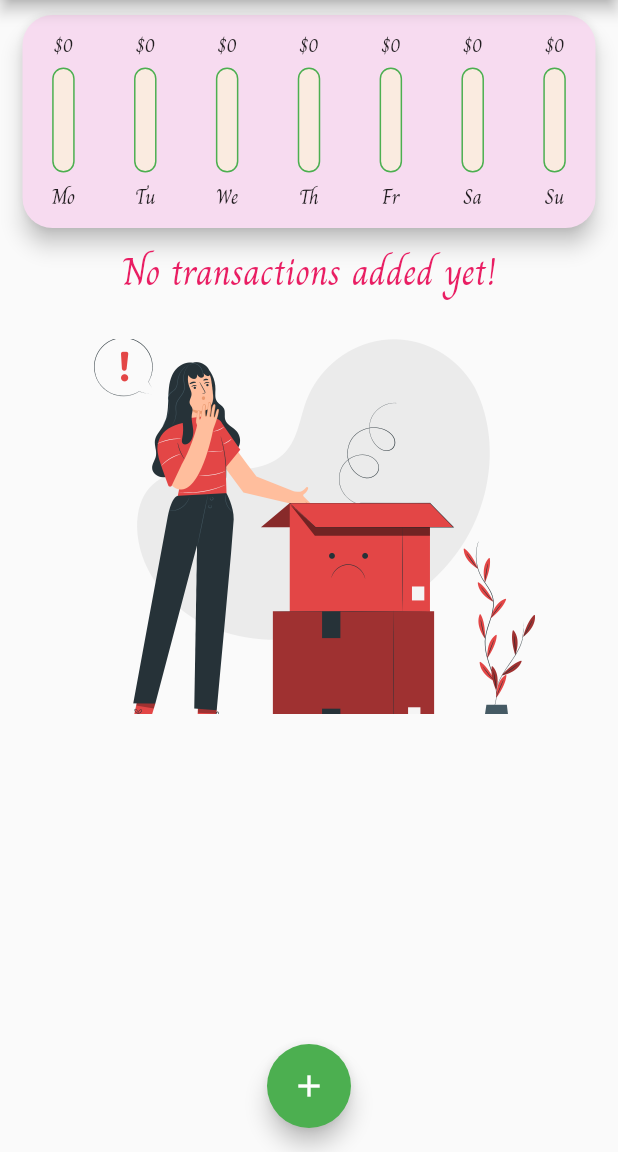
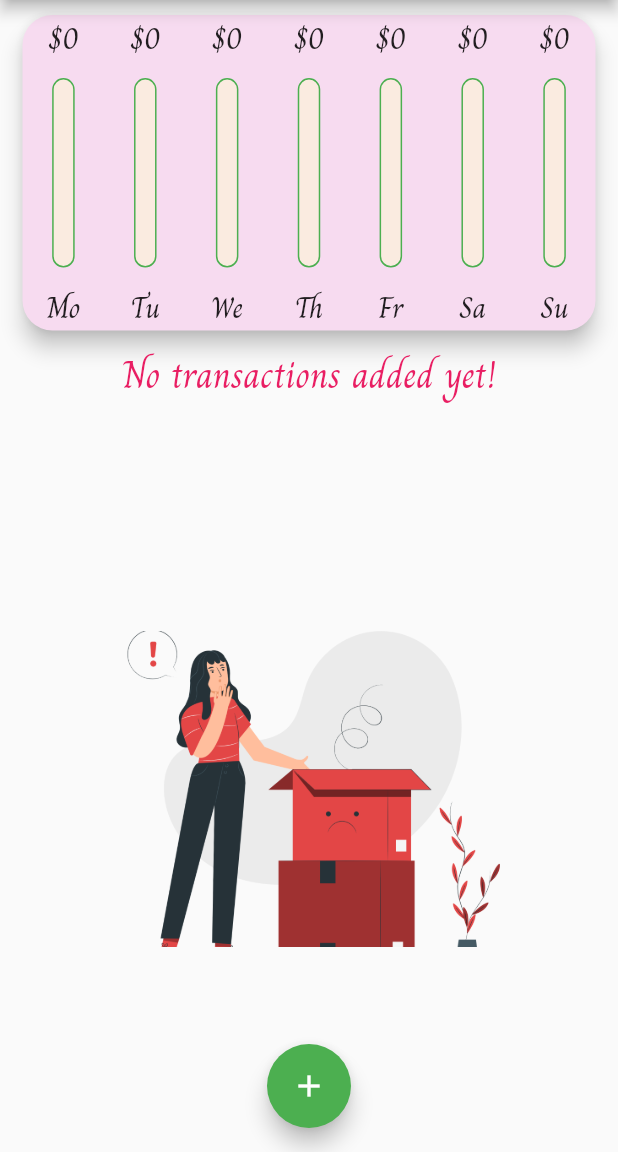
Before and after one commit to tangminhtin/fpersonal_expenses, a Flutter app: the screen it shows after launch, on a phone screen of 412 x 824 dp, the part 84-1236 px from its top. Run offline on Flutter 3.47's test engine with Material 2 defaults, Android fonts, the phone set to English and light mode, and no system bars.

Commit message:
responsive with material design

```diff
--- a/lib/main.dart
+++ b/lib/main.dart
@@ -1,10 +1,17 @@
+import 'dart:io';
 import 'package:flutter/material.dart';
 import '../models/transaction.dart';
 import '../widgets/new_transaction.dart';
 import '../widgets/transaction_list.dart';
 import '../widgets/chart.dart';
+// import 'package:flutter/services.dart';
 
 void main() {
+  // WidgetsFlutterBinding.ensureInitialized();
+  // SystemChrome.setPreferredOrientations([
+  //   DeviceOrientation.portraitUp,
+  //   DeviceOrientation.portraitDown,
+  // ]);
   runApp(MyApp());
 }
 
@@ -53,6 +60,7 @@ class MyHomePage extends StatefulWidget {
 
 class _MyHomePageState extends State<MyHomePage> {
   final List<Transaction> _transactions = [];
+  bool _showChart = false;
 
   List<Transaction> get _recentTransactions {
     return _transactions.where((t) {
@@ -102,8 +110,10 @@ class _MyHomePageState extends State<MyHomePage> {
 
   @override
   Widget build(BuildContext context) {
-    return Scaffold(
-      appBar: AppBar(
+    final mediaQuery = MediaQuery.of(context);
+    final isLandscape = mediaQuery.orientation == Orientation.landscape;
+
+    final appBar = AppBar(
       title: Text('Personal Expenses'),
       actions: [
         IconButton(
@@ -113,21 +123,71 @@ class _MyHomePageState extends State<MyHomePage> {
           ),
         )
       ],
-      ),
+    );
+
+    final lstTransactions = Container(
+      height: (mediaQuery.size.height -
+              appBar.preferredSize.height -
+              mediaQuery.padding.top) *
+          0.7,
+      child: TransactionList(_transactions, _deleteTransaction),
+    );
+
+    return Scaffold(
+      appBar: appBar,
       body: SingleChildScrollView(
         padding: EdgeInsets.symmetric(horizontal: 5),
         child: Column(
           crossAxisAlignment: CrossAxisAlignment.stretch,
           children: [
+            if (isLandscape)
+              Row(
+                mainAxisAlignment: MainAxisAlignment.center,
+                children: [
+                  Text(
+                    'Show chart',
+                    style: TextStyle(
+                      fontSize: 25,
+                      color: Theme.of(context).primaryColor,
+                      fontFamily: Theme.of(context).textTheme.title!.fontFamily,
+                    ),
+                  ),
+                  Switch.adaptive(
+                    activeColor: Theme.of(context).primaryColor,
+                    value: _showChart,
+                    onChanged: (val) {
+                      setState(() {
+                        _showChart = val;
+                      });
+                    },
+                  ),
+                ],
+              ),
+            if (!isLandscape)
               Container(
-              width: double.infinity,
+                height: (mediaQuery.size.height -
+                        appBar.preferredSize.height -
+                        mediaQuery.padding.top) *
+                    0.3,
                 child: Chart(_recentTransactions),
               ),
-            TransactionList(_transactions, _deleteTransaction),
+            if (!isLandscape) lstTransactions,
+            if (isLandscape)
+              _showChart
+                  ? Container(
+                      height: (mediaQuery.size.height -
+                              appBar.preferredSize.height -
+                              mediaQuery.padding.top) *
+                          0.7,
+                      child: Chart(_recentTransactions),
+                    )
+                  : lstTransactions,
           ],
         ),
       ),
-      floatingActionButton: FloatingActionButton(
+      floatingActionButton: Platform.isIOS
+          ? Container()
+          : FloatingActionButton(
               onPressed: () => _startAddNewTransaction(context),
               child: Icon(
                 Icons.add,
--- a/lib/widgets/chart_bar.dart
+++ b/lib/widgets/chart_bar.dart
@@ -9,12 +9,12 @@ class ChartBar extends StatelessWidget {
 
   @override
   Widget build(BuildContext context) {
-    return Padding(
-      padding: EdgeInsets.all(10),
-      child: Column(
+    return LayoutBuilder(
+      builder: (context, constraints) {
+        return Column(
           children: [
-          SizedBox(
-            height: 20,
+            Container(
+              height: constraints.maxHeight * 0.15,
               child: FittedBox(
                 child: Text(
                   '\$${amount.toStringAsFixed(0)}',
@@ -24,9 +24,11 @@ class ChartBar extends StatelessWidget {
                 ),
               ),
             ),
-          SizedBox(height: 5),
+            SizedBox(
+              height: constraints.maxHeight * 0.05,
+            ),
             Container(
-            height: 70,
+              height: constraints.maxHeight * 0.6,
               width: 15,
               child: Stack(
                 children: [
@@ -51,15 +53,23 @@ class ChartBar extends StatelessWidget {
                 ],
               ),
             ),
-          SizedBox(height: 5),
-          Text(
+            SizedBox(
+              height: constraints.maxHeight * 0.05,
+            ),
+            Container(
+              height: constraints.maxHeight * 0.15,
+              child: FittedBox(
+                child: Text(
                   day.toString().substring(0, 2),
                   style: TextStyle(
                     fontFamily: Theme.of(context).textTheme.title!.fontFamily,
                   ),
                 ),
+              ),
+            ),
           ],
-      ),
+        );
+      },
     );
   }
 }
--- a/lib/widgets/new_transaction.dart
+++ b/lib/widgets/new_transaction.dart
@@ -50,13 +50,19 @@ class _NewTransactionState extends State<NewTransaction> {
 
   @override
   Widget build(BuildContext context) {
-    return Card(
+    return SingleChildScrollView(
+      child: Card(
         color: Colors.green[100],
         shape: RoundedRectangleBorder(
           borderRadius: BorderRadius.circular(25),
         ),
         child: Container(
-        padding: EdgeInsets.symmetric(horizontal: 25),
+          padding: EdgeInsets.only(
+            top: 25,
+            right: 25,
+            left: 25,
+            bottom: MediaQuery.of(context).viewInsets.bottom + 20,
+          ),
           child: Column(
             crossAxisAlignment: CrossAxisAlignment.end,
             children: [
@@ -121,6 +127,7 @@ class _NewTransactionState extends State<NewTransaction> {
             ],
           ),
         ),
+      ),
     );
   }
 }
--- a/lib/widgets/transaction_list.dart
+++ b/lib/widgets/transaction_list.dart
@@ -10,28 +10,43 @@ class TransactionList extends StatelessWidget {
 
   @override
   Widget build(BuildContext context) {
+    final isLandscape =
+        MediaQuery.of(context).orientation == Orientation.landscape;
     return Container(
       height: 500,
       child: transactions.isEmpty
-          ? Column(
+          ? LayoutBuilder(
+              builder: (context, constraints) {
+                return Column(
                   children: [
-                Text(
+                    Container(
+                      height: constraints.maxHeight * 0.2,
+                      child: Text(
                         'No transactions added yet!',
                         style: TextStyle(
                           fontSize: 25,
                           color: Theme.of(context).primaryColor,
-                    fontFamily: Theme.of(context).textTheme.title!.fontFamily,
+                          fontFamily:
+                              Theme.of(context).textTheme.title!.fontFamily,
                         ),
                       ),
-                SizedBox(height: 25),
+                    ),
+                    SizedBox(height: constraints.maxHeight * 0.1),
                     Container(
-                  height: 250,
+                      height: isLandscape
+                          ? constraints.maxHeight * 0.7
+                          : constraints.maxHeight * 0.5,
+                      width: isLandscape
+                          ? constraints.maxWidth * 0.5
+                          : constraints.maxWidth * 0.7,
                       child: Image.asset(
                         'assets/images/empty.png',
-                    fit: BoxFit.cover,
+                        fit: BoxFit.scaleDown,
                       ),
                     ),
                   ],
+                );
+              },
             )
           : ListView.builder(
               itemCount: transactions.length,
@@ -74,7 +89,15 @@ class TransactionList extends StatelessWidget {
                             Theme.of(context).textTheme.title!.fontFamily,
                       ),
                     ),
-                    trailing: IconButton(
+                    trailing: MediaQuery.of(context).size.width > 460
+                        ? FlatButton.icon(
+                            icon: Icon(Icons.delete),
+                            label: Text('Delete'),
+                            textColor: Theme.of(context).errorColor,
+                            onPressed: () =>
+                                deleteTransaction(transactions[index].id),
+                          )
+                        : IconButton(
                             icon: Icon(Icons.delete,
                                 color: Theme.of(context).errorColor),
                             onPressed: () =>
```
Lines whose indentation alone changed are shown as unchanged.
